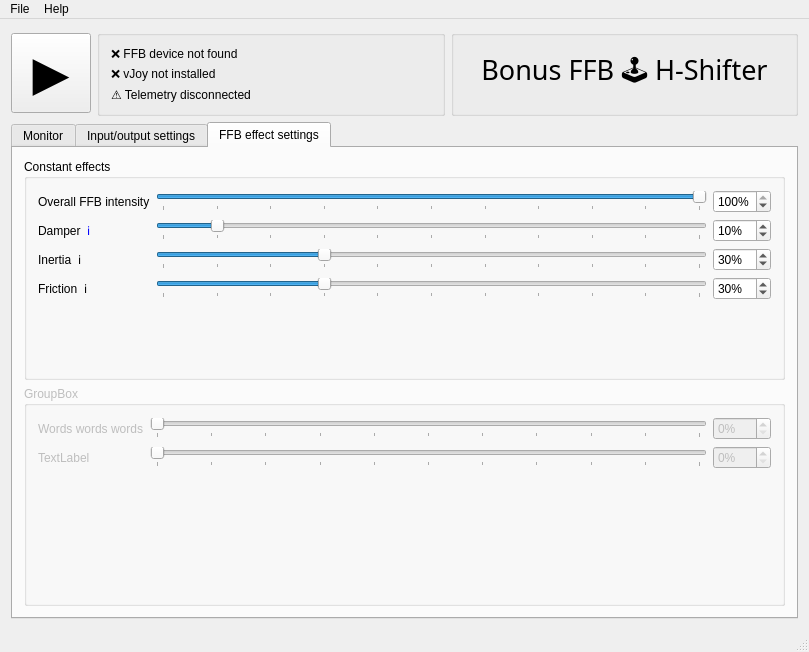
Before: the Qt Designer form H-Shifter/HShifter.ui in kgmonteith/BonusFFB, drawn with Qt 5.
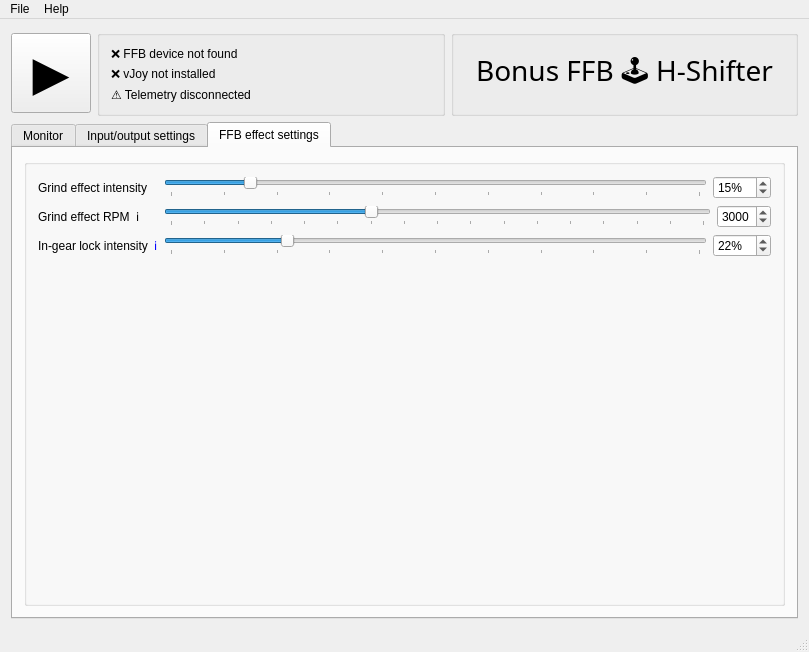
After: the same form once the commit is applied. The open tabs and pages were chosen to show the change. Icons and pictures are not drawn.

Commit message: Added FFB effect tuning

```diff
--- a/H-Shifter/HShifter.ui
+++ b/H-Shifter/HShifter.ui
@@ -26,11 +26,11 @@
          <property name="font">
           <font>
            <family>Bahnschrift</family>
-           <pointsize>20</pointsize>
+           <pointsize>21</pointsize>
           </font>
          </property>
          <property name="text">
-          <string>&lt;html&gt;&lt;head/&gt;&lt;body&gt;&lt;p&gt;Bonus FFB 🕹 H-Shifter&lt;/p&gt;&lt;/body&gt;&lt;/html&gt;</string>
+          <string>Bonus FFB 🕹️ H-Shifter</string>
          </property>
          <property name="alignment">
           <set>Qt::AlignmentFlag::AlignCenter</set>
@@ -616,9 +616,12 @@
        </attribute>
        <layout class="QVBoxLayout" name="verticalLayout_4">
         <item>
-         <widget class="QGroupBox" name="groupBox_10">
+         <widget class="QGroupBox" name="groupBox_3">
+          <property name="styleSheet">
+           <string notr="true"/>
+          </property>
           <property name="title">
-           <string>Constant effects</string>
+           <string/>
           </property>
           <layout class="QFormLayout" name="formLayout_4">
            <item row="0" column="0">
@@ -626,7 +629,7 @@
              <item>
               <widget class="QLabel" name="label_10">
                <property name="text">
-                <string>Overall FFB intensity</string>
+                <string>Grind effect intensity</string>
                </property>
               </widget>
              </item>
@@ -640,7 +643,7 @@
                 <number>100</number>
                </property>
                <property name="value">
-                <number>100</number>
+                <number>15</number>
                </property>
                <property name="orientation">
                 <enum>Qt::Orientation::Horizontal</enum>
@@ -662,18 +665,84 @@
                 <number>100</number>
                </property>
                <property name="value">
-                <number>100</number>
+                <number>15</number>
                </property>
               </widget>
              </item>
             </layout>
            </item>
            <item row="1" column="0">
-            <layout class="QHBoxLayout" name="horizontalLayout_11">
+            <layout class="QHBoxLayout" name="horizontalLayout_15">
+             <item>
+              <widget class="QLabel" name="label_17">
+               <property name="text">
+                <string>Grind effect RPM</string>
+               </property>
+              </widget>
+             </item>
+             <item>
+              <widget class="QLabel" name="label_18">
+               <property name="text">
+                <string>ℹ️</string>
+               </property>
+              </widget>
+             </item>
+            </layout>
+           </item>
+           <item row="1" column="1">
+            <layout class="QHBoxLayout" name="horizontalLayout_16">
+             <item>
+              <widget class="QSlider" name="grindRPMSlider">
+               <property name="minimum">
+                <number>0</number>
+               </property>
+               <property name="maximum">
+                <number>8000</number>
+               </property>
+               <property name="singleStep">
+                <number>500</number>
+               </property>
+               <property name="pageStep">
+                <number>500</number>
+               </property>
+               <property name="value">
+                <number>3000</number>
+               </property>
+               <property name="orientation">
+                <enum>Qt::Orientation::Horizontal</enum>
+               </property>
+               <property name="tickPosition">
+                <enum>QSlider::TickPosition::TicksBelow</enum>
+               </property>
+               <property name="tickInterval">
+                <number>500</number>
+               </property>
+              </widget>
+             </item>
+             <item>
+              <widget class="QSpinBox" name="grindRPMSpinBox">
+               <property name="suffix">
+                <string/>
+               </property>
+               <property name="maximum">
+                <number>8000</number>
+               </property>
+               <property name="singleStep">
+                <number>500</number>
+               </property>
+               <property name="value">
+                <number>3000</number>
+               </property>
+              </widget>
+             </item>
+            </layout>
+           </item>
+           <item row="2" column="0">
+            <layout class="QHBoxLayout" name="horizontalLayout_3">
              <item>
               <widget class="QLabel" name="label_13">
                <property name="text">
-                <string>Damper</string>
+                <string>In-gear lock intensity</string>
                </property>
               </widget>
              </item>
@@ -695,7 +764,7 @@
              </item>
             </layout>
            </item>
-           <item row="1" column="1">
+           <item row="2" column="1">
             <layout class="QHBoxLayout" name="horizontalLayout_12">
              <item>
               <widget class="QSlider" name="damperSlider">
@@ -703,7 +772,7 @@
                 <number>100</number>
                </property>
                <property name="value">
-                <number>10</number>
+                <number>22</number>
                </property>
                <property name="orientation">
                 <enum>Qt::Orientation::Horizontal</enum>
@@ -725,201 +794,7 @@
                 <number>100</number>
                </property>
                <property name="value">
-                <number>10</number>
-               </property>
-              </widget>
-             </item>
-            </layout>
-           </item>
-           <item row="2" column="0">
-            <layout class="QHBoxLayout" name="horizontalLayout_13">
-             <item>
-              <widget class="QLabel" name="label_15">
-               <property name="text">
-                <string>Inertia</string>
-               </property>
-              </widget>
-             </item>
-             <item>
-              <widget class="QLabel" name="label_16">
-               <property name="text">
-                <string>ℹ️</string>
-               </property>
-              </widget>
-             </item>
-            </layout>
-           </item>
-           <item row="2" column="1">
-            <layout class="QHBoxLayout" name="horizontalLayout_14">
-             <item>
-              <widget class="QSlider" name="inertiaSlider">
-               <property name="maximum">
-                <number>100</number>
-               </property>
-               <property name="value">
-                <number>30</number>
-               </property>
-               <property name="orientation">
-                <enum>Qt::Orientation::Horizontal</enum>
-               </property>
-               <property name="tickPosition">
-                <enum>QSlider::TickPosition::TicksBelow</enum>
-               </property>
-               <property name="tickInterval">
-                <number>10</number>
-               </property>
-              </widget>
-             </item>
-             <item>
-              <widget class="QSpinBox" name="inertiaSpinBox">
-               <property name="suffix">
-                <string>%</string>
-               </property>
-               <property name="maximum">
-                <number>100</number>
-               </property>
-               <property name="value">
-                <number>30</number>
-               </property>
-              </widget>
-             </item>
-            </layout>
-           </item>
-           <item row="3" column="0">
-            <layout class="QHBoxLayout" name="horizontalLayout_15">
-             <item>
-              <widget class="QLabel" name="label_17">
-               <property name="text">
-                <string>Friction</string>
-               </property>
-              </widget>
-             </item>
-             <item>
-              <widget class="QLabel" name="label_18">
-               <property name="text">
-                <string>ℹ️</string>
-               </property>
-              </widget>
-             </item>
-            </layout>
-           </item>
-           <item row="3" column="1">
-            <layout class="QHBoxLayout" name="horizontalLayout_16">
-             <item>
-              <widget class="QSlider" name="frictionSlider">
-               <property name="maximum">
-                <number>100</number>
-               </property>
-               <property name="value">
-                <number>30</number>
-               </property>
-               <property name="orientation">
-                <enum>Qt::Orientation::Horizontal</enum>
-               </property>
-               <property name="tickPosition">
-                <enum>QSlider::TickPosition::TicksBelow</enum>
-               </property>
-               <property name="tickInterval">
-                <number>10</number>
-               </property>
-              </widget>
-             </item>
-             <item>
-              <widget class="QSpinBox" name="frictionSpinBox">
-               <property name="suffix">
-                <string>%</string>
-               </property>
-               <property name="maximum">
-                <number>100</number>
-               </property>
-               <property name="value">
-                <number>30</number>
-               </property>
-              </widget>
-             </item>
-            </layout>
-           </item>
-          </layout>
-         </widget>
-        </item>
-        <item>
-         <widget class="QGroupBox" name="groupBox_3">
-          <property name="enabled">
-           <bool>false</bool>
-          </property>
-          <property name="title">
-           <string>GroupBox</string>
-          </property>
-          <layout class="QFormLayout" name="formLayout_5">
-           <item row="0" column="0">
-            <widget class="QLabel" name="label_8">
-             <property name="text">
-              <string>Words words words</string>
-             </property>
-            </widget>
-           </item>
-           <item row="0" column="1">
-            <layout class="QHBoxLayout" name="horizontalLayout_4">
-             <item>
-              <widget class="QSlider" name="horizontalSlider_2">
-               <property name="maximum">
-                <number>100</number>
-               </property>
-               <property name="orientation">
-                <enum>Qt::Orientation::Horizontal</enum>
-               </property>
-               <property name="tickPosition">
-                <enum>QSlider::TickPosition::TicksBelow</enum>
-               </property>
-               <property name="tickInterval">
-                <number>10</number>
-               </property>
-              </widget>
-             </item>
-             <item>
-              <widget class="QSpinBox" name="spinBox">
-               <property name="suffix">
-                <string>%</string>
-               </property>
-               <property name="maximum">
-                <number>100</number>
-               </property>
-              </widget>
-             </item>
-            </layout>
-           </item>
-           <item row="1" column="0">
-            <widget class="QLabel" name="label_9">
-             <property name="text">
-              <string>TextLabel</string>
-             </property>
-            </widget>
-           </item>
-           <item row="1" column="1">
-            <layout class="QHBoxLayout" name="horizontalLayout_3">
-             <item>
-              <widget class="QSlider" name="horizontalSlider_3">
-               <property name="maximum">
-                <number>100</number>
-               </property>
-               <property name="orientation">
-                <enum>Qt::Orientation::Horizontal</enum>
-               </property>
-               <property name="tickPosition">
-                <enum>QSlider::TickPosition::TicksBelow</enum>
-               </property>
-               <property name="tickInterval">
-                <number>10</number>
-               </property>
-              </widget>
-             </item>
-             <item>
-              <widget class="QSpinBox" name="spinBox_2">
-               <property name="suffix">
-                <string>%</string>
-               </property>
-               <property name="maximum">
-                <number>100</number>
+                <number>22</number>
                </property>
               </widget>
              </item>
```
Left out of the diff: 148 changed lines with no effect on the pictures. The commit also changes 21 other files.
